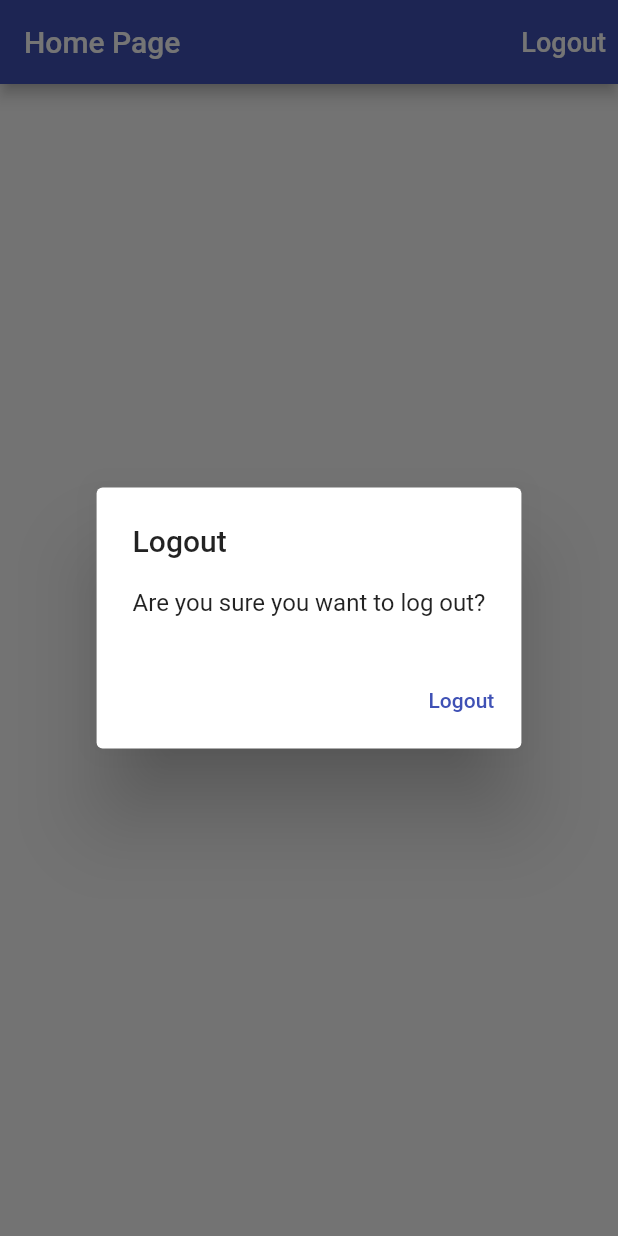
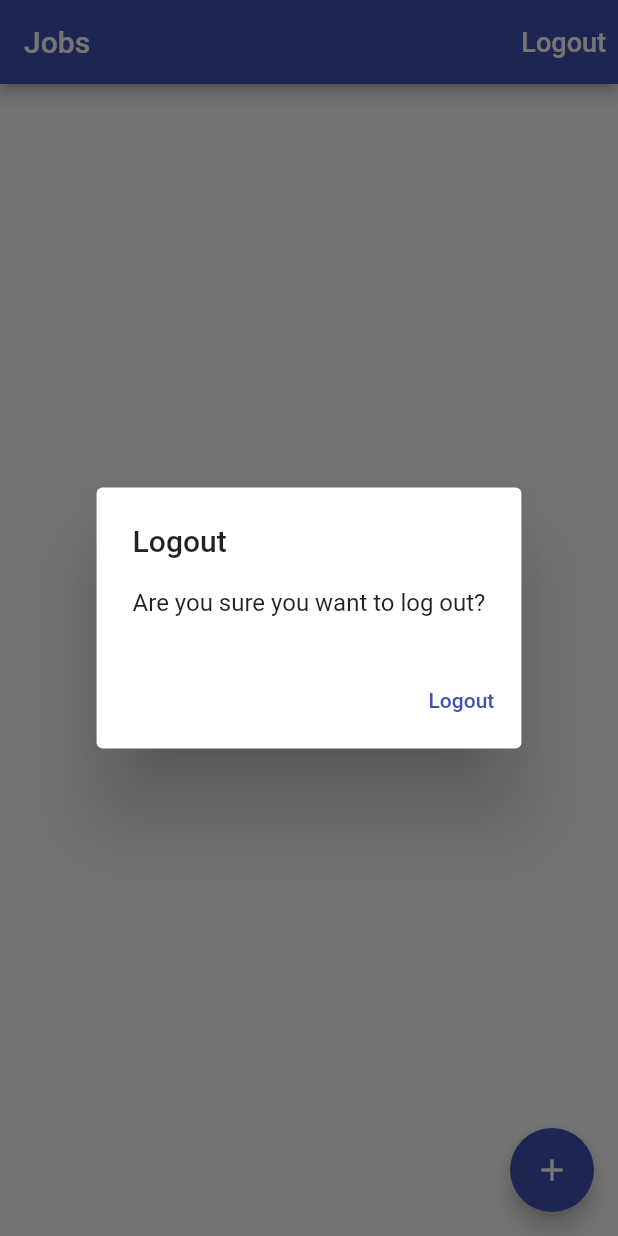
Before and after one commit to miketwheeler/flutter_tracker_app, a Flutter app: the screen it shows once a user with an empty profile is signed in, after a tap on "Logout", on a phone screen of 412 x 824 dp. Run offline on Flutter 3.47's test engine with Material 2 defaults, Android fonts, the phone set to English and light mode, and no system bars; our stand-ins replace cloud_firestore, firebase_auth, firebase_core, google_sign_in; missing offline and left inert: flutter_login_facebook; accounts and stored records are empty.

Commit message:
remaned homepage to jobspage set up FireB

```diff
--- /dev/null
+++ b/lib/app/home/jobs_page.dart
@@ -0,0 +1,86 @@
+import 'package:firebase_core/firebase_core.dart';
+import 'package:flutter/material.dart';
+import 'package:time_tracker_flutter_course/common_widgets/show_alert_dialog.dart';
+import 'package:provider/provider.dart';
+import 'package:time_tracker_flutter_course/common_widgets/show_exception_alert_dialog.dart';
+import 'package:time_tracker_flutter_course/services/auth.dart';
+import 'package:time_tracker_flutter_course/services/database.dart';
+import 'package:time_tracker_flutter_course/app/home/models/job.dart';
+
+class JobsPage extends StatelessWidget {
+  Future<void> _signOut(BuildContext context) async {
+    try {
+      final auth = Provider.of<AuthBase>(context, listen: false);
+      await auth.signOut();
+    } catch (e) {
+      print(e.toString());
+    }
+  }
+
+  Future<void> _confirmSignOut(BuildContext context) async {
+    final didRequestSignOut = await showAlertDialog(
+      context,
+      title: 'Logout',
+      content: 'Are you sure you want to log out?',
+      defaultActionText: 'Logout',
+    );
+    if (didRequestSignOut == true) {
+      _signOut(context);
+    }
+  }
+
+  Future<void> _createJob(BuildContext context) async {
+    try {
+      final database = Provider.of<Database>(
+        context,
+        listen: false,
+      );
+      await database.createJob(Job(name: 'Blogging', ratePerHour: 10));
+    } on FirebaseException catch (e) {
+      showExceptionAlertDialog(
+        context,
+        title: 'Operation Failed',
+        exception: e,
+      );
+    }
+  }
+
+  @override
+  Widget build(BuildContext context) {
+    return Scaffold(
+      appBar: AppBar(
+        title: Text('Jobs'),
+        actions: <Widget>[
+          TextButton(
+            child: Text('Logout',
+                style: TextStyle(
+                  fontSize: 18.0,
+                  color: Colors.white,
+                )),
+            onPressed: () => _confirmSignOut(context),
+          )
+        ],
+      ),
+      body: _buildContents(context),
+      floatingActionButton: FloatingActionButton(
+        child: Icon(Icons.add),
+        onPressed: () => _createJob(context),
+      ),
+    );
+  }
+
+  Widget _buildContents(BuildContext context) {
+    final database = Provider.of<Database>(context, listen: false);
+    return StreamBuilder<List<Job>>(
+      stream: database.jobsStream(),
+      builder: (context, snapshot) {
+        if (snapshot.hasData) {
+          final jobs = snapshot.data;
+          final children = jobs?.map((job) => Text(job.name)).toList();
+          return ListView(children: children!);
+        }
+        return Center(child: CircularProgressIndicator());
+      },
+    );
+  }
+}
--- /dev/null
+++ b/lib/app/home/models/job.dart
@@ -0,0 +1,17 @@
+//
+// import 'package:meta/meta.dart';
+// import 'package:flutter/foundation.dart';
+
+//
+class Job {
+  Job({required this.name, required this.ratePerHour});
+  final String name;
+  final int ratePerHour;
+
+  Map<String, dynamic> toMap() {
+    return {
+      'name': name,
+      'ratePerHour': ratePerHour,
+    };
+  }
+}
--- a/lib/app/home_page.dart
+++ /dev/null
@@ -1,46 +0,0 @@
-import 'package:flutter/material.dart';
-import 'package:time_tracker_flutter_course/common_widgets/show_alert_dialog.dart';
-import 'package:provider/provider.dart';
-import 'package:time_tracker_flutter_course/services/auth.dart';
-class HomePage extends StatelessWidget {
-
-  Future<void> _signOut(BuildContext context) async {
-    try {
-      final auth = Provider.of<AuthBase>(context, listen: false);
-      await auth.signOut();
-    } catch (e) {
-      print(e.toString());
-    }
-  }
-
-  Future<void> _confirmSignOut(BuildContext context) async {
-    final didRequestSignOut = await showAlertDialog(
-      context,
-      title: 'Logout',
-      content: 'Are you sure you want to log out?',
-      defaultActionText: 'Logout',
-    );
-    if (didRequestSignOut == true) {
-      _signOut(context);
-    }
-  }
-
-  @override
-  Widget build(BuildContext context) {
-    return Scaffold(
-      appBar: AppBar(
-        title: Text('Home Page'),
-        actions: <Widget>[
-          TextButton(
-            child: Text('Logout',
-                style: TextStyle(
-                  fontSize: 18.0,
-                  color: Colors.white,
-                )),
-            onPressed: () => _confirmSignOut(context),
-          )
-        ],
-      ),
-    );
-  }
-}
--- a/lib/app/landing_page.dart
+++ b/lib/app/landing_page.dart
@@ -1,9 +1,10 @@
 import 'package:firebase_auth/firebase_auth.dart';
 import 'package:flutter/material.dart';
-import 'package:time_tracker_flutter_course/app/home_page.dart';
+import 'package:time_tracker_flutter_course/app/home/jobs_page.dart';
 import 'package:time_tracker_flutter_course/app/sign_in/sign_in_page.dart';
 import 'package:provider/provider.dart';
 import 'package:time_tracker_flutter_course/services/auth.dart';
+import 'package:time_tracker_flutter_course/services/database.dart';
 
 class LandingPage extends StatelessWidget {
   @override
@@ -17,7 +18,10 @@ class LandingPage extends StatelessWidget {
           if (user == null) {
             return SignInPage.create(context);
           }
-          return HomePage();
+          return Provider<Database>(
+            create: (_) => FirestoreDatabase(uid: user.uid),
+            child: JobsPage()
+          );
         }
         return Scaffold(
           body: Center(
--- /dev/null
+++ b/lib/services/api_path.dart
@@ -0,0 +1,7 @@
+//
+
+//
+class APIPath {
+  static String job(String uid, String jobId) => 'user/$uid/jobs/$jobId';
+  static String jobs(String uid) => 'users/$uid/jobs';
+}
--- /dev/null
+++ b/lib/services/database.dart
@@ -0,0 +1,44 @@
+import 'package:cloud_firestore/cloud_firestore.dart';
+// import 'package:flutter/foundation.dart';
+// import 'package:meta/meta.dart';
+// import 'package:cloud_firestore/cloud_firestore.dart';
+import 'package:time_tracker_flutter_course/app/home/models/job.dart';
+import 'package:time_tracker_flutter_course/services/api_path.dart';
+// import 'package:meta/meta.dart';
+
+//
+abstract class Database {
+  Future<void> createJob(Job job);
+  Stream<List<Job>> jobsStream();
+}
+
+class FirestoreDatabase implements Database {
+  FirestoreDatabase({required this.uid});
+  final String uid;
+
+  Future<void> createJob(Job job) => _setData(
+        path: APIPath.job(uid, 'job_abc'),
+        data: job.toMap(),
+      );
+
+  Stream<List<Job>> jobsStream() {
+    final path = APIPath.jobs(uid);
+    final reference = FirebaseFirestore.instance.collection(path);
+    final snapshots = reference.snapshots();
+    return snapshots.map((snapshot) => snapshot.docs.map(
+          (snapshot) {
+            final data = snapshot.data();
+            return Job(
+              name: data['name'],
+              ratePerHour: data['ratePerHour'],
+            );
+          },
+        ).toList());
+  }
+
+  Future<void> _setData({String? path, Map<String, dynamic>? data}) async {
+    final reference = FirebaseFirestore.instance.doc(path!);
+    print('$path: $data');
+    await reference.set(data!);
+  }
+}
--- a/pubspec.yaml
+++ b/pubspec.yaml
@@ -29,6 +29,7 @@ dependencies:
   google_sign_in: ^5.0.2
   flutter_login_facebook: ^1.0.1
   provider: ^5.0.0
+  cloud_firestore: ^2.0.0
 
 dev_dependencies:
   flutter_test:
```
Also changed, not shown: pubspec.lock.
